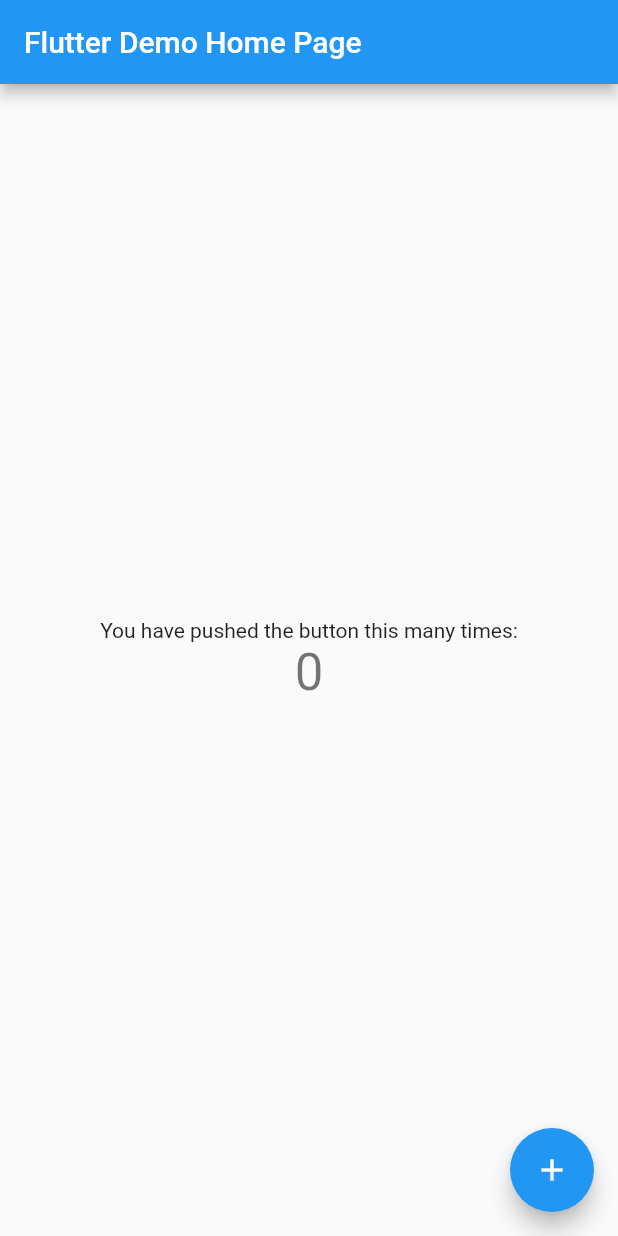
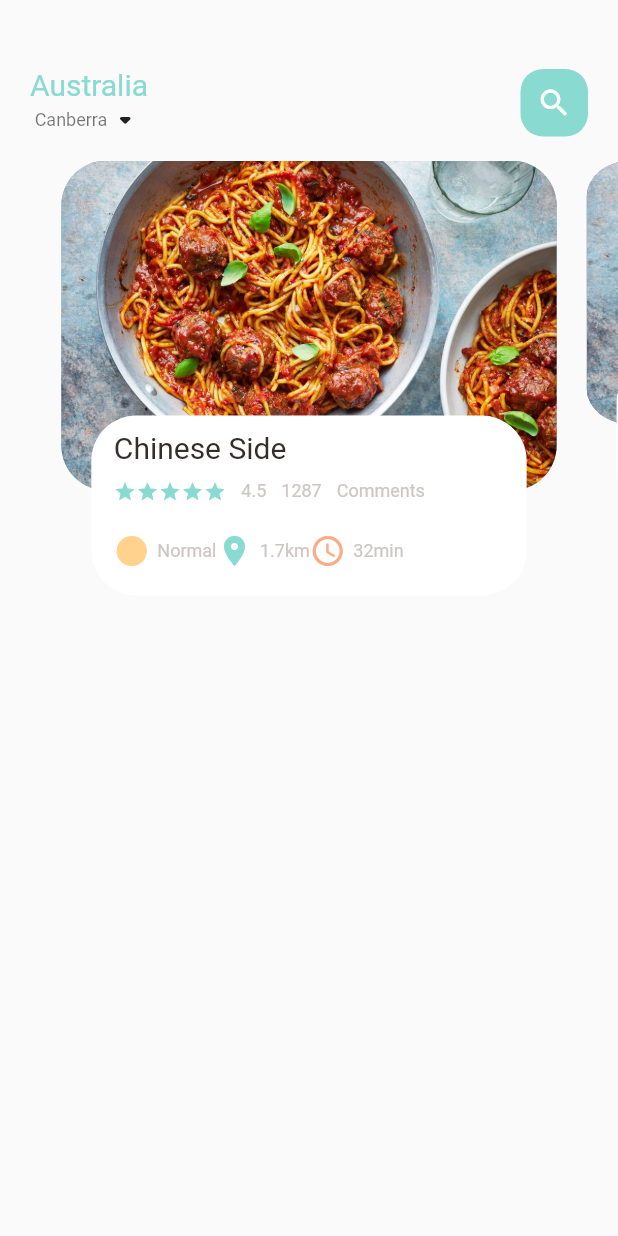
Before and after one commit to zheyxu/e-commence-app, a Flutter app: the screen it shows after launch, on a phone screen of 412 x 824 dp. Run offline on Flutter 3.47's test engine with Material 2 defaults, Android fonts, the phone set to English and light mode, and no system bars.

Commit message:
top scrollable bar

```diff
--- /dev/null
+++ b/e_commence/lib/home/food_page_body.dart
@@ -0,0 +1,141 @@
+import 'package:e_commence/utils/colors.dart';
+import 'package:e_commence/widgets/big_text.dart';
+import 'package:e_commence/widgets/icon_and_text_widget.dart';
+import 'package:e_commence/widgets/small_text.dart';
+import 'package:flutter/material.dart';
+
+class FoodPageBody extends StatefulWidget {
+  const FoodPageBody({super.key});
+
+  @override
+  State<FoodPageBody> createState() => _FoodPageBodyState();
+}
+
+class _FoodPageBodyState extends State<FoodPageBody> {
+  PageController pageController = PageController(viewportFraction: 0.85);
+  var _currPageValue = 0.0;
+  final double _scaleFactor = 0.8;
+
+  @override
+  void initState() {
+    super.initState();
+    pageController.addListener(() {
+      setState(() {
+        _currPageValue = pageController.page!;
+      });
+    });
+  }
+
+  @override
+  void dispose() {
+    super.dispose();
+    pageController.dispose();
+  }
+
+  @override
+  Widget build(BuildContext context) {
+    return Container(
+      height: 320,
+      child: PageView.builder(
+          controller: pageController,
+          itemCount: 5,
+          itemBuilder: ((context, position) {
+            return _buildPageItem(position);
+          })),
+    );
+  }
+
+  Widget _buildPageItem(int index) {
+    Matrix4 matrix = Matrix4.identity();
+    if (index == _currPageValue.floor()) {
+      var currScale = 1 - (_currPageValue - index) * (1 - _scaleFactor);
+      var currTrans = 0;
+      matrix = Matrix4.diagonal3Values(1, currScale, 1);
+    } else if (index == _currPageValue.floor() + 1) {
+      var currScale =
+          _scaleFactor + (_currPageValue - index + 1) * (1 - _scaleFactor);
+      matrix = Matrix4.diagonal3Values(1, currScale, 1);
+    }
+
+    return Transform(
+      transform: matrix,
+      child: Stack(children: [
+        Container(
+          height: 220,
+          margin: const EdgeInsets.only(left: 10, right: 10),
+          decoration: BoxDecoration(
+              borderRadius: BorderRadius.circular(30),
+              color: index.isEven ? Color(0xFF69c5df) : Color(0xFF9294cc),
+              image: DecorationImage(
+                  fit: BoxFit.cover,
+                  image: AssetImage("assets/image/food1.png"))),
+        ),
+        Align(
+          alignment: Alignment.bottomCenter,
+          child: Container(
+            height: 120,
+            margin: const EdgeInsets.only(left: 30, right: 30, bottom: 30),
+            decoration: BoxDecoration(
+                borderRadius: BorderRadius.circular(30), color: Colors.white),
+            child: Container(
+              padding: EdgeInsets.only(top: 10, left: 15, right: 15),
+              child: Column(
+                crossAxisAlignment: CrossAxisAlignment.start,
+                children: [
+                  BigText(text: "Chinese Side"),
+                  SizedBox(
+                    height: 10,
+                  ),
+                  Row(
+                    children: [
+                      Wrap(
+                        children: List.generate(5, (index) {
+                          return Icon(
+                            Icons.star,
+                            color: AppColors.mainColor,
+                            size: 15,
+                          );
+                        }),
+                      ),
+                      SizedBox(
+                        width: 10,
+                      ),
+                      SmallText(text: "4.5"),
+                      SizedBox(
+                        width: 10,
+                      ),
+                      SmallText(text: "1287"),
+                      SizedBox(
+                        width: 10,
+                      ),
+                      SmallText(text: "Comments")
+                    ],
+                  ),
+                  SizedBox(
+                    height: 20,
+                  ),
+                  Row(
+                    children: [
+                      IconAndTextWidget(
+                          icon: Icons.circle_sharp,
+                          text: "Normal",
+                          iconColor: AppColors.iconColor1),
+                      IconAndTextWidget(
+                          icon: Icons.location_on,
+                          text: "1.7km",
+                          iconColor: AppColors.mainColor),
+                      IconAndTextWidget(
+                          icon: Icons.access_time_rounded,
+                          text: "32min",
+                          iconColor: AppColors.iconColor2),
+                    ],
+                  )
+                ],
+              ),
+            ),
+          ),
+        ),
+      ]),
+    );
+  }
+}
--- /dev/null
+++ b/e_commence/lib/home/main_food_page.dart
@@ -0,0 +1,61 @@
+import 'package:e_commence/home/food_page_body.dart';
+import 'package:e_commence/utils/colors.dart';
+import 'package:e_commence/widgets/big_text.dart';
+import 'package:e_commence/widgets/small_text.dart';
+import 'package:flutter/material.dart';
+
+class MainFoodPage extends StatefulWidget {
+  const MainFoodPage({super.key});
+
+  @override
+  State<MainFoodPage> createState() => _MainFoodPageState();
+}
+
+class _MainFoodPageState extends State<MainFoodPage> {
+  @override
+  Widget build(BuildContext context) {
+    return Scaffold(
+      body: Column(
+        children: [
+          Container(
+            margin: EdgeInsets.only(top: 45, bottom: 15),
+            padding: EdgeInsets.only(left: 20, right: 20),
+            child: Row(
+              mainAxisAlignment: MainAxisAlignment.spaceBetween,
+              children: [
+                Column(
+                  children: [
+                    BigText(
+                      text: "Australia",
+                      color: AppColors.mainColor,
+                    ),
+                    Row(
+                      children: [
+                        SmallText(text: "Canberra", color: Colors.black54),
+                        const Icon(Icons.arrow_drop_down_rounded)
+                      ],
+                    )
+                  ],
+                ),
+                Center(
+                  child: Container(
+                    width: 45,
+                    height: 45,
+                    child: const Icon(
+                      Icons.search,
+                      color: Colors.white,
+                    ),
+                    decoration: BoxDecoration(
+                        borderRadius: BorderRadius.circular(15),
+                        color: AppColors.mainColor),
+                  ),
+                )
+              ],
+            ),
+          ),
+          FoodPageBody(),
+        ],
+      ),
+    );
+  }
+}
--- a/e_commence/lib/main.dart
+++ b/e_commence/lib/main.dart
@@ -1,3 +1,4 @@
+import 'package:e_commence/home/main_food_page.dart';
 import 'package:flutter/material.dart';
 
 void main() {
@@ -11,105 +12,12 @@ class MyApp extends StatelessWidget {
   @override
   Widget build(BuildContext context) {
     return MaterialApp(
+      debugShowCheckedModeBanner: false,
       title: 'Flutter Demo',
       theme: ThemeData(
-        // This is the theme of your application.
-        //
-        // Try running your application with "flutter run". You'll see the
-        // application has a blue toolbar. Then, without quitting the app, try
-        // changing the primarySwatch below to Colors.green and then invoke
-        // "hot reload" (press "r" in the console where you ran "flutter run",
-        // or simply save your changes to "hot reload" in a Flutter IDE).
-        // Notice that the counter didn't reset back to zero; the application
-        // is not restarted.
         primarySwatch: Colors.blue,
       ),
-      home: const MyHomePage(title: 'Flutter Demo Home Page'),
+      home: const MainFoodPage(),
     );
   }
 }
-
-class MyHomePage extends StatefulWidget {
-  const MyHomePage({super.key, required this.title});
-
-  // This widget is the home page of your application. It is stateful, meaning
-  // that it has a State object (defined below) that contains fields that affect
-  // how it looks.
-
-  // This class is the configuration for the state. It holds the values (in this
-  // case the title) provided by the parent (in this case the App widget) and
-  // used by the build method of the State. Fields in a Widget subclass are
-  // always marked "final".
-
-  final String title;
-
-  @override
-  State<MyHomePage> createState() => _MyHomePageState();
-}
-
-class _MyHomePageState extends State<MyHomePage> {
-  int _counter = 0;
-
-  void _incrementCounter() {
-    setState(() {
-      // This call to setState tells the Flutter framework that something has
-      // changed in this State, which causes it to rerun the build method below
-      // so that the display can reflect the updated values. If we changed
-      // _counter without calling setState(), then the build method would not be
-      // called again, and so nothing would appear to happen.
-      _counter++;
-    });
-  }
-
-  @override
-  Widget build(BuildContext context) {
-    // This method is rerun every time setState is called, for instance as done
-    // by the _incrementCounter method above.
-    //
-    // The Flutter framework has been optimized to make rerunning build methods
-    // fast, so that you can just rebuild anything that needs updating rather
-    // than having to individually change instances of widgets.
-    return Scaffold(
-      appBar: AppBar(
-        // Here we take the value from the MyHomePage object that was created by
-        // the App.build method, and use it to set our appbar title.
-        title: Text(widget.title),
-      ),
-      body: Center(
-        // Center is a layout widget. It takes a single child and positions it
-        // in the middle of the parent.
-        child: Column(
-          // Column is also a layout widget. It takes a list of children and
-          // arranges them vertically. By default, it sizes itself to fit its
-          // children horizontally, and tries to be as tall as its parent.
-          //
-          // Invoke "debug painting" (press "p" in the console, choose the
-          // "Toggle Debug Paint" action from the Flutter Inspector in Android
-          // Studio, or the "Toggle Debug Paint" command in Visual Studio Code)
-          // to see the wireframe for each widget.
-          //
-          // Column has various properties to control how it sizes itself and
-          // how it positions its children. Here we use mainAxisAlignment to
-          // center the children vertically; the main axis here is the vertical
-          // axis because Columns are vertical (the cross axis would be
-          // horizontal).
-          mainAxisAlignment: MainAxisAlignment.center,
-          children: <Widget>[
-            const Text(
-              'You have pushed the button this many times:',
-            ),
-            Text(
-              '$_counter',
-              style: Theme.of(context).textTheme.headline4,
-            ),
-          ],
-        ),
-      ),
-      floatingActionButton: FloatingActionButton(
-        onPressed: _incrementCounter,
-        tooltip: 'Increment',
-        child: const Icon(Icons.add),
-      ), // This trailing comma makes auto-formatting nicer for build methods.
-    );
-  }
-}
--- /dev/null
+++ b/e_commence/lib/utils/colors.dart
@@ -0,0 +1,9 @@
+import 'dart:ui';
+
+class AppColors {
+  static const Color mainColor = Color(0xFF89dad0);
+  static const Color textColor = Color(0xFFccc7c5);
+  static const Color mainBlackColor = Color(0xFF332d2b);
+  static const Color iconColor1 = Color(0xFFffd28d);
+  static const Color iconColor2 = Color(0xFFfcab88);
+}
--- /dev/null
+++ b/e_commence/lib/widgets/big_text.dart
@@ -0,0 +1,28 @@
+import 'package:flutter/material.dart';
+
+class BigText extends StatelessWidget {
+  Color? color;
+  final String text;
+  double size;
+  TextOverflow overflow;
+  BigText(
+      {super.key,
+      this.color = const Color(0xFF332d2b),
+      required this.text,
+      this.size = 20,
+      this.overflow = TextOverflow.ellipsis});
+
+  @override
+  Widget build(BuildContext context) {
+    return Text(
+      text,
+      maxLines: 1,
+      overflow: overflow,
+      style: TextStyle(
+          fontSize: size,
+          fontFamily: 'Roboto',
+          color: color,
+          fontWeight: FontWeight.w400),
+    );
+  }
+}
--- /dev/null
+++ b/e_commence/lib/widgets/icon_and_text_widget.dart
@@ -0,0 +1,32 @@
+import 'package:e_commence/widgets/small_text.dart';
+import 'package:flutter/material.dart';
+
+class IconAndTextWidget extends StatelessWidget {
+  final IconData icon;
+  final String text;
+
+  final Color iconColor;
+  const IconAndTextWidget(
+      {super.key,
+      required this.icon,
+      required this.text,
+      required this.iconColor});
+
+  @override
+  Widget build(BuildContext context) {
+    return Row(
+      children: [
+        Icon(
+          icon,
+          color: iconColor,
+        ),
+        SizedBox(
+          width: 5,
+        ),
+        SmallText(
+          text: text,
+        ),
+      ],
+    );
+  }
+}
--- /dev/null
+++ b/e_commence/lib/widgets/small_text.dart
@@ -0,0 +1,23 @@
+import 'package:flutter/material.dart';
+
+class SmallText extends StatelessWidget {
+  Color? color;
+  final String text;
+  double size;
+  double height;
+  SmallText(
+      {super.key,
+      this.color = const Color(0xFFccc7c5),
+      required this.text,
+      this.size = 12,
+      this.height = 1.2});
+
+  @override
+  Widget build(BuildContext context) {
+    return Text(
+      text,
+      style: TextStyle(
+          fontSize: size, fontFamily: 'Roboto', color: color, height: height),
+    );
+  }
+}
--- a/e_commence/pubspec.yaml
+++ b/e_commence/pubspec.yaml
@@ -60,7 +60,8 @@ flutter:
   uses-material-design: true
 
   # To add assets to your application, add an assets section, like this:
-  # assets:
+  assets:
+    - assets/image/
   #   - images/a_dot_burr.jpeg
   #   - images/a_dot_ham.jpeg
 
```
Also changed, not shown: e_commence/assets/image/food1.png (added), 1 other file.
